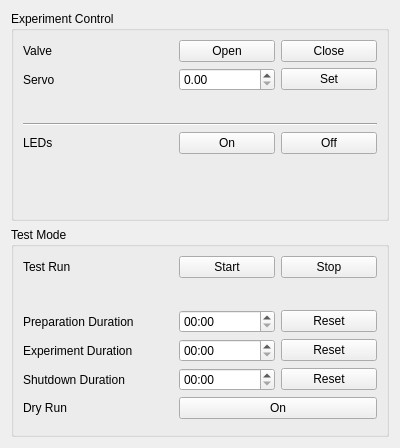
Above: MEEGA-Groundstation/UI-Files/MEEGA_controlPanel.ui from JanNiklasJuedt/MEEGA-Software before the change. Below: the same form after it.
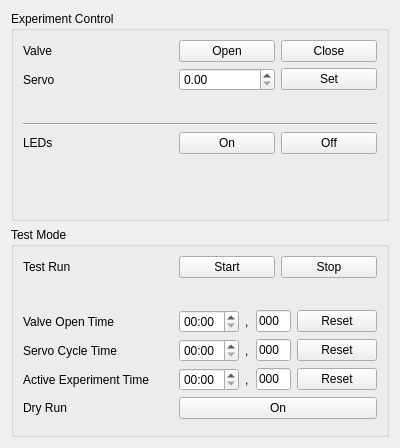
That is the form after the change.

Commit message: Updating Control Panel for new requirements, adding sending of Telecommands. Readying for testing.

Patch:
```diff
--- a/MEEGA-Groundstation/UI-Files/MEEGA_controlPanel.ui
+++ b/MEEGA-Groundstation/UI-Files/MEEGA_controlPanel.ui
@@ -80,7 +80,7 @@
           <item>
            <widget class="QDoubleSpinBox" name="servoValueBox">
             <property name="maximum">
-             <double>90.000000000000000</double>
+             <double>360.000000000000000</double>
             </property>
            </widget>
           </item>
@@ -152,25 +152,6 @@
       <string>Test Mode</string>
      </property>
      <layout class="QFormLayout" name="formLayout_2">
-      <item row="0" column="0">
-       <widget class="QLabel" name="label_3">
-        <property name="sizePolicy">
-         <sizepolicy hsizetype="Minimum" vsizetype="Preferred">
-          <horstretch>0</horstretch>
-          <verstretch>0</verstretch>
-         </sizepolicy>
-        </property>
-        <property name="minimumSize">
-         <size>
-          <width>150</width>
-          <height>0</height>
-         </size>
-        </property>
-        <property name="text">
-         <string>Test Run</string>
-        </property>
-       </widget>
-      </item>
       <item row="0" column="1">
        <layout class="QHBoxLayout" name="horizontalLayout_3">
         <item>
@@ -205,17 +186,10 @@
         </property>
        </spacer>
       </item>
-      <item row="2" column="0">
-       <widget class="QLabel" name="label_7">
-        <property name="text">
-         <string>Preparation Duration</string>
-        </property>
-       </widget>
-      </item>
       <item row="2" column="1">
        <layout class="QHBoxLayout" name="horizontalLayout_6">
         <item>
-         <widget class="QTimeEdit" name="prepTimeEdit">
+         <widget class="QTimeEdit" name="valveTimeEdit">
           <property name="maximumTime">
            <time>
             <hour>0</hour>
@@ -232,7 +206,51 @@
          </widget>
         </item>
         <item>
-         <widget class="QPushButton" name="prepResetButton">
+         <widget class="QLabel" name="label_5">
+          <property name="maximumSize">
+           <size>
+            <width>5</width>
+            <height>16777215</height>
+           </size>
+          </property>
+          <property name="text">
+           <string>,</string>
+          </property>
+         </widget>
+        </item>
+        <item>
+         <widget class="QLineEdit" name="valveMilliEdit">
+          <property name="sizePolicy">
+           <sizepolicy hsizetype="Fixed" vsizetype="Fixed">
+            <horstretch>0</horstretch>
+            <verstretch>0</verstretch>
+           </sizepolicy>
+          </property>
+          <property name="maximumSize">
+           <size>
+            <width>35</width>
+            <height>16777215</height>
+           </size>
+          </property>
+          <property name="baseSize">
+           <size>
+            <width>0</width>
+            <height>0</height>
+           </size>
+          </property>
+          <property name="inputMethodHints">
+           <set>Qt::InputMethodHint::ImhDigitsOnly</set>
+          </property>
+          <property name="text">
+           <string>000</string>
+          </property>
+          <property name="maxLength">
+           <number>3</number>
+          </property>
+         </widget>
+        </item>
+        <item>
+         <widget class="QPushButton" name="valveResetButton">
           <property name="text">
            <string>Reset</string>
           </property>
@@ -243,14 +261,14 @@
       <item row="3" column="0">
        <widget class="QLabel" name="label_6">
         <property name="text">
-         <string>Experiment Duration</string>
+         <string>Servo Cycle Time</string>
         </property>
        </widget>
       </item>
       <item row="3" column="1">
        <layout class="QHBoxLayout" name="horizontalLayout_7">
         <item>
-         <widget class="QTimeEdit" name="expTimeEdit">
+         <widget class="QTimeEdit" name="servoTimeEdit">
           <property name="maximumTime">
            <time>
             <hour>0</hour>
@@ -267,7 +285,51 @@
          </widget>
         </item>
         <item>
-         <widget class="QPushButton" name="expResetButton">
+         <widget class="QLabel" name="label_10">
+          <property name="maximumSize">
+           <size>
+            <width>5</width>
+            <height>16777215</height>
+           </size>
+          </property>
+          <property name="text">
+           <string>,</string>
+          </property>
+         </widget>
+        </item>
+        <item>
+         <widget class="QLineEdit" name="servoMilliEdit">
+          <property name="sizePolicy">
+           <sizepolicy hsizetype="Fixed" vsizetype="Fixed">
+            <horstretch>0</horstretch>
+            <verstretch>0</verstretch>
+           </sizepolicy>
+          </property>
+          <property name="maximumSize">
+           <size>
+            <width>35</width>
+            <height>16777215</height>
+           </size>
+          </property>
+          <property name="baseSize">
+           <size>
+            <width>0</width>
+            <height>0</height>
+           </size>
+          </property>
+          <property name="inputMethodHints">
+           <set>Qt::InputMethodHint::ImhDigitsOnly</set>
+          </property>
+          <property name="text">
+           <string>000</string>
+          </property>
+          <property name="maxLength">
+           <number>3</number>
+          </property>
+         </widget>
+        </item>
+        <item>
+         <widget class="QPushButton" name="servoResetButton">
           <property name="text">
            <string>Reset</string>
           </property>
@@ -278,14 +340,14 @@
       <item row="4" column="0">
        <widget class="QLabel" name="label_8">
         <property name="text">
-         <string>Shutdown Duration</string>
+         <string>Active Experiment Time</string>
         </property>
        </widget>
       </item>
       <item row="4" column="1">
        <layout class="QHBoxLayout" name="horizontalLayout_8">
         <item>
-         <widget class="QTimeEdit" name="shutdTimeEdit">
+         <widget class="QTimeEdit" name="EOETimeEdit">
           <property name="maximumTime">
            <time>
             <hour>0</hour>
@@ -302,7 +364,51 @@
          </widget>
         </item>
         <item>
-         <widget class="QPushButton" name="shutdResetButton">
+         <widget class="QLabel" name="label_11">
+          <property name="maximumSize">
+           <size>
+            <width>5</width>
+            <height>16777215</height>
+           </size>
+          </property>
+          <property name="text">
+           <string>,</string>
+          </property>
+         </widget>
+        </item>
+        <item>
+         <widget class="QLineEdit" name="EOEMilliEdit">
+          <property name="sizePolicy">
+           <sizepolicy hsizetype="Fixed" vsizetype="Fixed">
+            <horstretch>0</horstretch>
+            <verstretch>0</verstretch>
+           </sizepolicy>
+          </property>
+          <property name="maximumSize">
+           <size>
+            <width>35</width>
+            <height>16777215</height>
+           </size>
+          </property>
+          <property name="baseSize">
+           <size>
+            <width>0</width>
+            <height>0</height>
+           </size>
+          </property>
+          <property name="inputMethodHints">
+           <set>Qt::InputMethodHint::ImhDigitsOnly</set>
+          </property>
+          <property name="text">
+           <string>000</string>
+          </property>
+          <property name="maxLength">
+           <number>3</number>
+          </property>
+         </widget>
+        </item>
+        <item>
+         <widget class="QPushButton" name="EOEResetButton">
           <property name="text">
            <string>Reset</string>
           </property>
@@ -324,10 +430,39 @@
           <property name="text">
            <string>On</string>
           </property>
+          <property name="checkable">
+           <bool>true</bool>
+          </property>
          </widget>
         </item>
        </layout>
       </item>
+      <item row="0" column="0">
+       <widget class="QLabel" name="label_3">
+        <property name="sizePolicy">
+         <sizepolicy hsizetype="Minimum" vsizetype="Preferred">
+          <horstretch>0</horstretch>
+          <verstretch>0</verstretch>
+         </sizepolicy>
+        </property>
+        <property name="minimumSize">
+         <size>
+          <width>150</width>
+          <height>0</height>
+         </size>
+        </property>
+        <property name="text">
+         <string>Test Run</string>
+        </property>
+       </widget>
+      </item>
+      <item row="2" column="0">
+       <widget class="QLabel" name="label_7">
+        <property name="text">
+         <string>Valve Open Time</string>
+        </property>
+       </widget>
+      </item>
      </layout>
     </widget>
    </item>
```
The commit also changes 2 other files.
